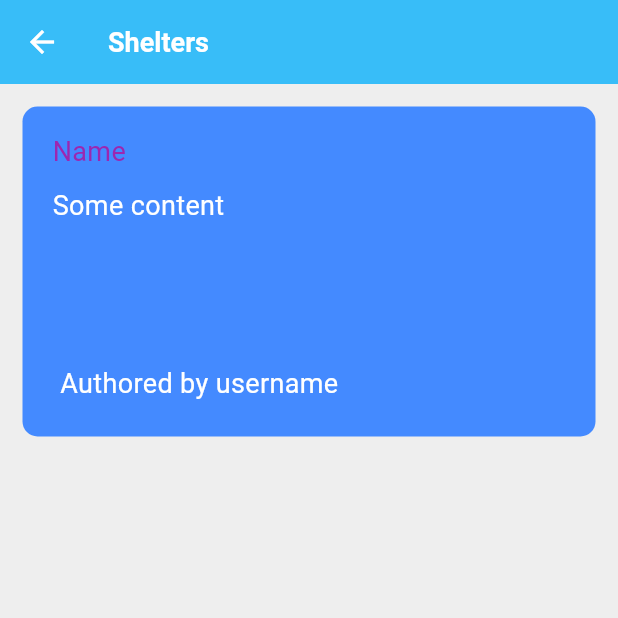
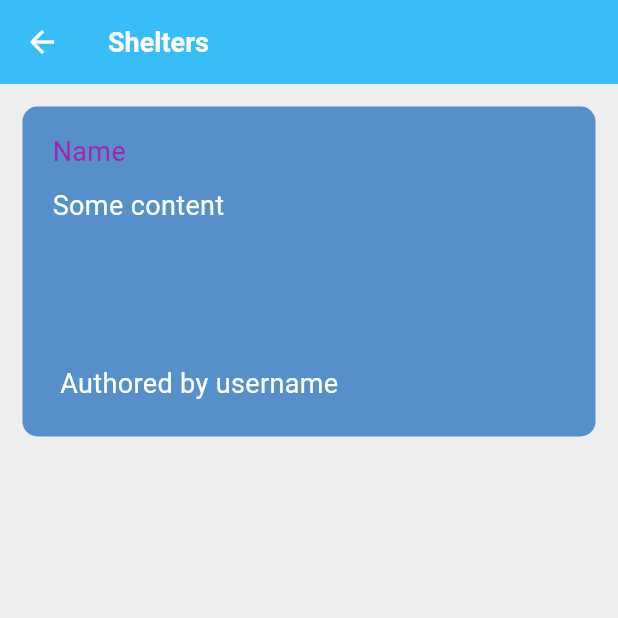
Before and after one commit to Israa050/FazaaAI, a Flutter app: the screen it shows after launch, in the side drawer, after a tap on "Shelters", on a phone screen of 412 x 824 dp, the top half of it. Run offline on Flutter 3.47's test engine with Material 3 defaults, Android fonts, the light colour scheme and no system bars.

Commit message:
added colors file

```diff
--- /dev/null
+++ b/lib/core/themes/colors.dart
@@ -0,0 +1,15 @@
+
+import 'package:flutter/material.dart';
+
+class AppColors{
+
+  static const Color lightBlue = Color(0xff578FCA);
+  static const Color primaryBlue = Color(0xff38BDF8);
+  static const Color darkBlue = Color(0xff1192FB);
+  static const Color green = Color(0xff0EFF31);
+  static const Color red = Color(0xffFF0E3C);
+  static const Color yellow = Color(0xffFFE40E);
+  static const Color background = Color(0xffEEEEEE);
+
+
+}
--- a/lib/widgets/custom_list_tile.dart
+++ b/lib/core/widgets/custom_list_tile.dart
@@ -1,4 +1,5 @@
 import 'package:flutter/material.dart';
+import 'package:salam_hack/core/themes/colors.dart';
 
 class CustomListTile extends StatelessWidget {
 
@@ -23,7 +24,7 @@ class CustomListTile extends StatelessWidget {
       height: 220,
       width: double.infinity,
       decoration: BoxDecoration(
-        color: Colors.blueAccent,
+        color: AppColors.lightBlue,
         borderRadius: BorderRadius.circular(10),
       ),
       child: Padding(
--- a/lib/features/home/home_page.dart
+++ b/lib/features/home/home_page.dart
@@ -1,8 +1,8 @@
 import 'package:flutter/material.dart';
+import 'package:salam_hack/core/themes/colors.dart';
 import 'package:salam_hack/features/home/widgets/home_drawer.dart';
-import 'package:salam_hack/features/shelters/shelters_page.dart';
-import 'package:salam_hack/widgets/custom_icon_button.dart';
-import 'package:salam_hack/widgets/custom_list_tile.dart';
+import 'package:salam_hack/core/widgets/custom_icon_button.dart';
+import 'package:salam_hack/core/widgets/custom_list_tile.dart';
 
 class HomePage extends StatelessWidget {
   const HomePage({super.key});
@@ -28,11 +28,11 @@ class HomePage extends StatelessWidget {
             )
           ),
         ],
-        backgroundColor: Color(0xff38BDF8),
+        backgroundColor: AppColors.primaryBlue,
         iconTheme: IconThemeData(color: Colors.white),
       ),
       drawer: HomeDrawer(),
-      backgroundColor: Color(0xffEEEEEE),
+      backgroundColor: AppColors.background,
       body: Center(
         child: ListView(
           children: [
@@ -42,7 +42,7 @@ class HomePage extends StatelessWidget {
               content: "content",
               fotter: "username",
               topRightIcon: Icon(Icons.warning_amber_outlined,),
-              bottomLeftIcon: Icon(Icons.check_circle_outline_rounded),
+              bottomLeftIcon: Icon(Icons.check_circle_outline_rounded,),
             ),
 
           ],
--- a/lib/features/home/widgets/home_drawer.dart
+++ b/lib/features/home/widgets/home_drawer.dart
@@ -1,5 +1,6 @@
 
 import 'package:flutter/material.dart';
+import 'package:salam_hack/core/themes/colors.dart';
 import 'package:salam_hack/features/shelters/shelters_page.dart';
 
 class HomeDrawer extends StatelessWidget {
@@ -34,7 +35,7 @@ class HomeDrawer extends StatelessWidget {
   Widget _buildDrawerHeader(){
     return DrawerHeader(
       decoration: BoxDecoration(
-        color: Color(0xff1192FB),
+        color: AppColors.darkBlue,
       ),
       child: Column(
       children: [
--- a/lib/features/shelters/shelters_page.dart
+++ b/lib/features/shelters/shelters_page.dart
@@ -1,5 +1,6 @@
 import 'package:flutter/material.dart';
-import 'package:salam_hack/widgets/custom_list_tile.dart';
+import 'package:salam_hack/core/themes/colors.dart';
+import 'package:salam_hack/core/widgets/custom_list_tile.dart';
 
 class SheltersPage extends StatelessWidget {
   const SheltersPage({super.key});
@@ -16,10 +17,10 @@ class SheltersPage extends StatelessWidget {
             fontSize: 18,
           ),
         ),
-        backgroundColor: Color(0xff38BDF8),
+        backgroundColor: AppColors.primaryBlue,
         iconTheme: IconThemeData(color: Colors.white),
       ),
-      backgroundColor: Color(0xffEEEEEE),
+      backgroundColor: AppColors.background,
       body: ListView(
         children: [
           //TODO: I will implement dynamic list behaviour after connecting with api
--- a/lib/main.dart
+++ b/lib/main.dart
@@ -1,4 +1,5 @@
 import 'package:flutter/material.dart';
+import 'package:salam_hack/core/themes/colors.dart';
 import 'package:salam_hack/features/auth/screens/login.dart';
 import 'package:salam_hack/features/auth/screens/signup.dart';
 import 'package:salam_hack/features/home/home_page.dart';
@@ -19,8 +20,9 @@
       debugShowCheckedModeBanner: false,
       title: 'Salam Hack',
       theme: ThemeData(
-        colorScheme: ColorScheme.fromSeed(seedColor: Colors.deepPurple),
-        useMaterial3: true,
+        primaryColor: AppColors.primaryBlue,
+        //colorScheme: ColorScheme.fromSeed(seedColor: Colors.deepPurple),
+        //useMaterial3: true,
       ),
       home: HomePage(),
     );
```
Also changed, not shown: lib/features/auth/screens/login.dart (+5 -4 lines), lib/features/auth/screens/signup.dart (+5 -4 lines), lib/core/widgets/custom_icon_button.dart (renamed from lib/widgets/custom_icon_button.dart).
